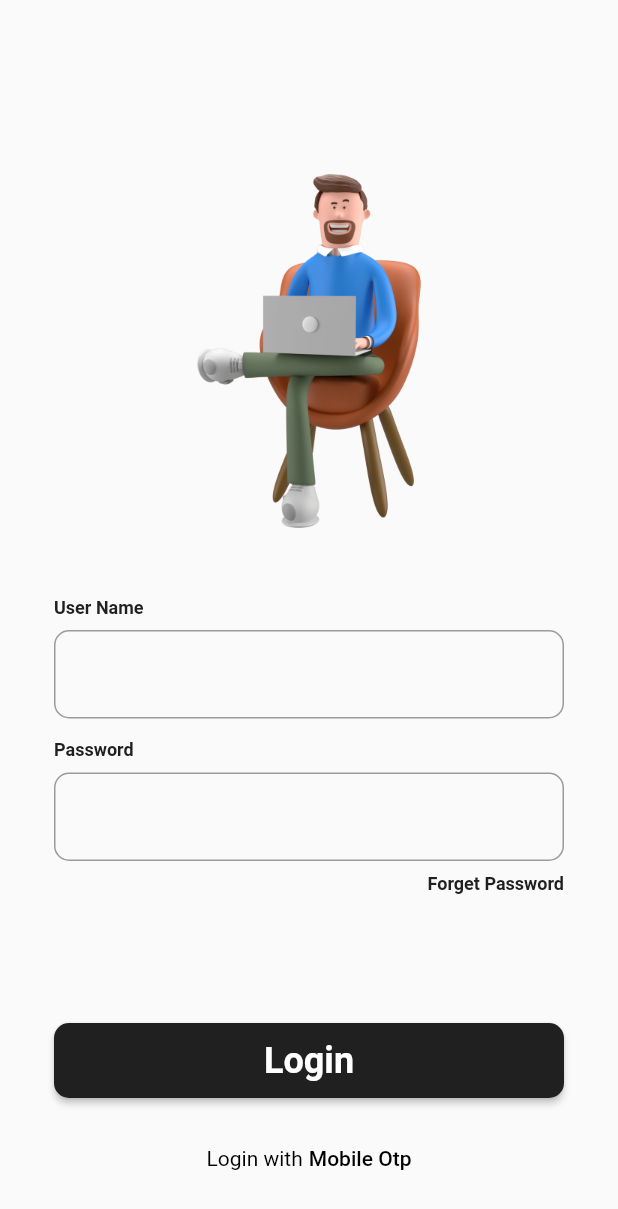
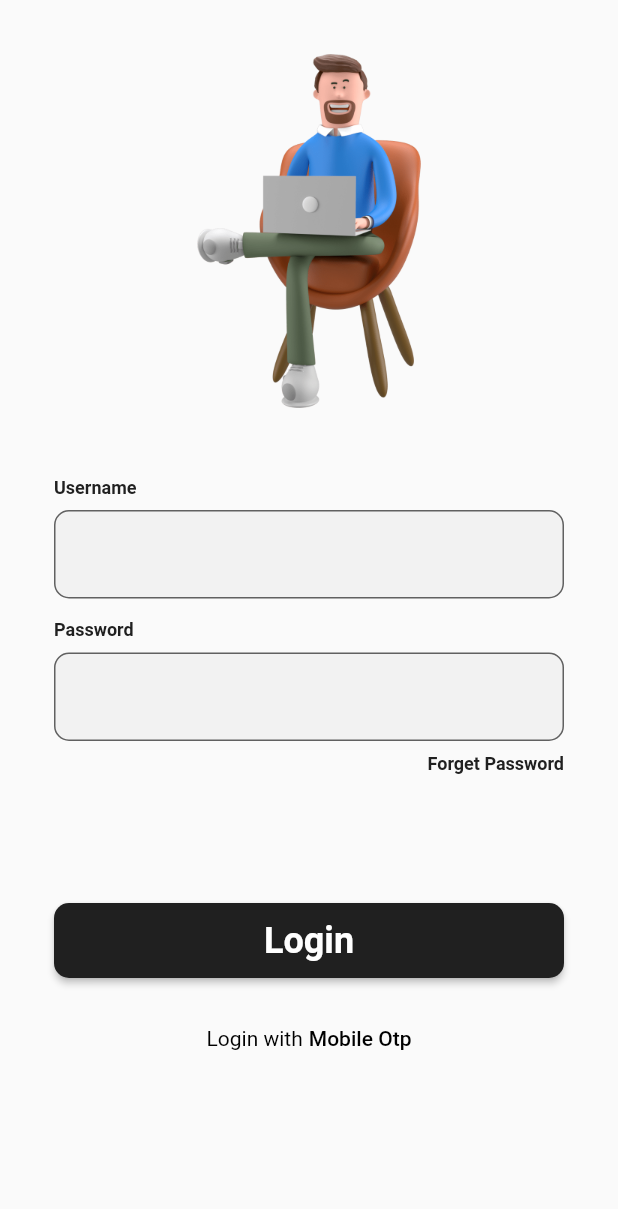
Before and after one commit to muhammedsibil/referralapp, a Flutter app: the LoginScreen screen opened directly, on a phone screen of 412 x 824 dp. Shown: the top 1209 px of the screen. Run offline on Flutter 3.47's test engine with Material 2 defaults, Android fonts, the phone set to English and light mode, and no system bars; Roboto replaces fonts that are missing (Your App Font Family).

Commit message:
signin signup updated

```diff
--- /dev/null
+++ b/lib/screens/login_screen/login_form_widget.dart
@@ -0,0 +1,64 @@
+import 'package:flutter/material.dart';
+
+import '../../constant.dart';
+
+class LoginFormWidget extends StatefulWidget {
+  const LoginFormWidget({Key? key}) : super(key: key);
+
+  @override
+  State<LoginFormWidget> createState() => _LoginFormWidgetState();
+}
+
+class _LoginFormWidgetState extends State<LoginFormWidget> {
+  TextEditingController userNameController = TextEditingController();
+
+  TextEditingController passwordController = TextEditingController();
+
+  @override
+  void dispose() {
+    userNameController.dispose();
+    passwordController.dispose();
+    super.dispose();
+  }
+
+  @override
+  Widget build(BuildContext context) {
+    return Column(
+       mainAxisAlignment: MainAxisAlignment.center,
+                crossAxisAlignment: CrossAxisAlignment.start,
+      children: [
+        headingWidget("Username"),
+        const SizedBox(
+          height: 8,
+        ),
+        textFieldWidget(userNameController),
+        const SizedBox(
+          height: 14,
+        ),
+        headingWidget("Password"),
+        const SizedBox(
+          height: 8,
+        ),
+                textFieldWidget(userNameController),
+
+      ],
+    );
+  }
+
+  Widget headingWidget(String text) => Text(text,
+      style: const TextStyle(
+          fontWeight: FontWeight.bold,
+          fontSize: 12,
+          color: Constant.PRIMARY_BLACK));
+
+  Widget textFieldWidget(TextEditingController text) => TextField(
+        controller: text,
+        decoration: InputDecoration(
+          filled: true,
+          fillColor: Constant.FILLCOLOR,
+          border: OutlineInputBorder(
+            borderRadius: BorderRadius.circular(Constant.BORDER_RADIUS),
+          ),
+        ),
+      );
+}
--- a/lib/screens/login_screen/login_screen.dart
+++ b/lib/screens/login_screen/login_screen.dart
@@ -1,25 +1,11 @@
 import 'package:flutter/material.dart';
 import 'package:referral/constant.dart';
+import 'package:referral/screens/login_screen/login_form_widget.dart';
 
-class LoginScreen extends StatefulWidget {
+class LoginScreen extends StatelessWidget{
   const LoginScreen({Key? key}) : super(key: key);
 
-  @override
-  State<LoginScreen> createState() => _LoginScreenState();
-}
 
-class _LoginScreenState extends State<LoginScreen> {
-  TextEditingController emailController = TextEditingController();
-
-  TextEditingController passwordController = TextEditingController();
-
-  @override
-  void dispose() {
-    emailController.dispose();
-    passwordController.dispose();
-
-    super.dispose();
-  }
 
   // This widget is the root of your application.
   @override
@@ -29,17 +15,40 @@ class _LoginScreenState extends State<LoginScreen> {
     return SafeArea(
       child: Scaffold(
         body: SingleChildScrollView(
-          physics: const NeverScrollableScrollPhysics(),
-          reverse: iskeyBoardActive ? false : true,
+          // physics: const NeverScrollableScrollPhysics(),
+          // reverse: iskeyBoardActive ? false : true,
           child: Padding(
             padding: const EdgeInsets.all(Constant.MARGIN_WIDTH),
-            child: Container(
-              height: MediaQuery.of(context).size.height,
             child: Column(
               mainAxisAlignment: MainAxisAlignment.center,
               crossAxisAlignment: CrossAxisAlignment.start,
               children: [
-                  Center(
+                signinDisplayImageWidget(iskeyBoardActive),
+                const SizedBox(
+                  height: 46,
+                ),
+                const LoginFormWidget(),
+                const SizedBox(
+                  height: 8,
+                ),
+                forgetPasswordWidget(),
+                const SizedBox(
+                  height: 86,
+                ),
+                loginButtonWidget(),
+                const SizedBox(
+                  height: 32,
+                ),
+                mobileOtpWidget(),
+              ],
+            ),
+          ),
+        ),
+      ),
+    );
+  }
+
+  Widget signinDisplayImageWidget(iskeyBoardActive) => Center(
         child: iskeyBoardActive
             ? Image.asset(
                 'assets/images/login_display.png',
@@ -48,57 +57,11 @@ class _LoginScreenState extends State<LoginScreen> {
                 fit: BoxFit.contain,
               )
             : const SizedBox(
-                            height: 46,
+                height: 0,
               ),
-                  ),
-                  const SizedBox(
-                    height: 46,
-                  ),
-                  const Text(
-                    'User Name',
-                    style: TextStyle(
-                        fontWeight: FontWeight.bold,
-                        fontSize: 12,
-                        color: Constant.PRIMARY_BLACK),
-                  ),
-                  const SizedBox(
-                    height: 8,
-                  ),
-                  TextField(
-                    controller: emailController,
-                    decoration: InputDecoration(
-                      border: OutlineInputBorder(
-                        borderRadius:
-                            BorderRadius.circular(Constant.BORDER_RADIUS),
-                      ),
-                    ),
-                  ),
-                  const SizedBox(
-                    height: 14,
-                  ),
-                  const Text(
-                    'Password',
-                    style: TextStyle(
-                        fontWeight: FontWeight.bold,
-                        fontSize: 12,
-                        color: Constant.PRIMARY_BLACK),
-                  ),
-                  const SizedBox(
-                    height: 8,
-                  ),
-                  TextField(
-                    controller: passwordController,
-                    decoration: InputDecoration(
-                      border: OutlineInputBorder(
-                        borderRadius:
-                            BorderRadius.circular(Constant.BORDER_RADIUS),
-                      ),
-                    ),
-                  ),
-                  const SizedBox(
-                    height: 8,
-                  ),
-                  Align(
+      );
+
+  Widget forgetPasswordWidget() => Align(
         alignment: Alignment.centerRight,
         child: TextButton(
           style: TextButton.styleFrom(
@@ -120,19 +83,17 @@ class _LoginScreenState extends State<LoginScreen> {
                 color: Constant.PRIMARY_BLACK),
           ),
         ),
-                  ),
-                  const SizedBox(
-                    height: 86,
-                  ),
-                  SizedBox(
+      );
+
+  Widget loginButtonWidget() => SizedBox(
         height: 50,
         width: double.infinity,
         child: ElevatedButton(
           style: ElevatedButton.styleFrom(
             primary: Constant.PRIMARY_BLACK,
             shape: RoundedRectangleBorder(
-                          borderRadius: BorderRadius.circular(
-                              Constant.BORDER_RADIUS), // <-- Radius
+              borderRadius:
+                  BorderRadius.circular(Constant.BORDER_RADIUS), // <-- Radius
             ),
           ),
           onPressed: () async {},
@@ -144,17 +105,14 @@ class _LoginScreenState extends State<LoginScreen> {
             ),
           ),
         ),
-                  ),
-                  const SizedBox(
-                    height: 32,
-                  ),
-                  Center(
+      );
+
+  Widget mobileOtpWidget() => Center(
         child: RichText(
           text: const TextSpan(
             text: 'Login with',
             style: TextStyle(
-                            fontFamily: 'Your App Font Family',
-                            color: Colors.black),
+                fontFamily: 'Your App Font Family', color: Colors.black),
             children: [
               WidgetSpan(
                 alignment: PlaceholderAlignment.baseline,
@@ -170,62 +128,5 @@ class _LoginScreenState extends State<LoginScreen> {
             ],
           ),
         ),
-                  ),
-                ],
-              ),
-            ),
-          ),
-        ),
-      ),
       );
 }
-}
-///////////
-/////
-/////
-/////
-///
-//
-
-class MyWidget extends StatefulWidget {
-  const MyWidget({Key? key}) : super(key: key);
-
-  @override
-  State<MyWidget> createState() => _MyWidgetState();
-}
-
-class _MyWidgetState extends State<MyWidget> {
-  @override
-  Widget build(BuildContext context) {
-    return Scaffold(
-      body: SingleChildScrollView(
-        child: SizedBox(
-          height: MediaQuery.of(context).size.height,
-          child: Column(
-            mainAxisAlignment: MainAxisAlignment.end,
-            children: [
-              TextField(
-                // controller: passwordController,
-                decoration: InputDecoration(
-                  border: OutlineInputBorder(
-                    borderRadius: BorderRadius.circular(Constant.BORDER_RADIUS),
-                  ),
-                ),
-              ),
-              Container(
-                height: 100,
-                color: Colors.green,
-              ),
-              Container(
-                padding: EdgeInsets.only(
-                  bottom: MediaQuery.of(context).viewInsets.bottom,
-                ),
-                color: Colors.red,
-              ),
-            ],
-          ),
-        ),
-      ),
-    );
-  }
-}
```
Also changed, not shown: lib/screens/signup_screen/signup_screen.dart (+21 -33 lines). Lines whose indentation alone changed are shown as unchanged.
